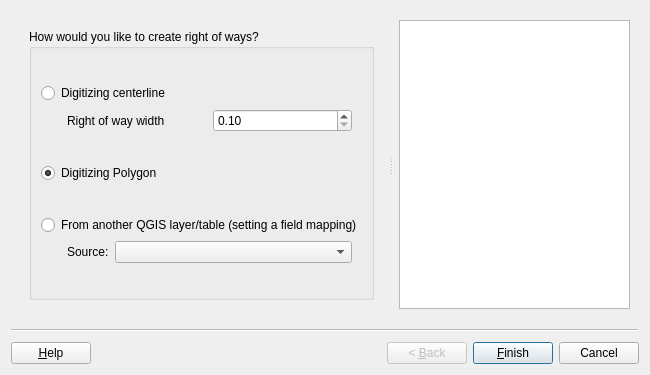
Qt form asistente_ladm_col/ui/wiz_create_right_of_way_cadastre.ui (SwissTierrasColombia/Asistente-LADM-COL) before a commit.
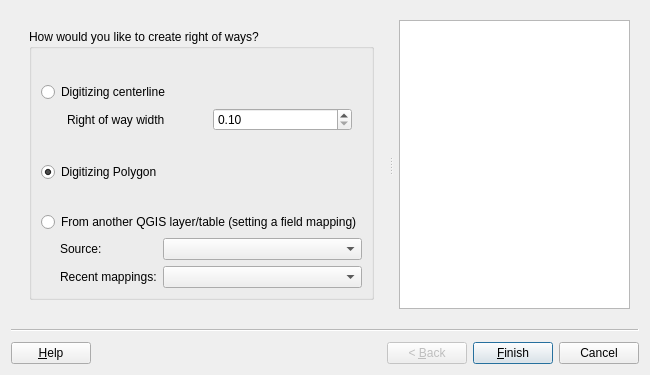
The same form after that commit. Custom widgets are drawn as their Qt base class.

Commit message: Add recent mappings to the module right of way

Diff of the .ui file:
```diff
--- a/asistente_ladm_col/ui/wiz_create_right_of_way_cadastre.ui
+++ b/asistente_ladm_col/ui/wiz_create_right_of_way_cadastre.ui
@@ -67,8 +67,28 @@
            <string>How would you like to create right of ways?</string>
           </property>
           <layout class="QGridLayout" name="gridLayout_3">
-           <item row="11" column="0">
-            <layout class="QHBoxLayout" name="horizontalLayout_3">
+           <item row="0" column="0" colspan="2">
+            <spacer name="verticalSpacer">
+             <property name="orientation">
+              <enum>Qt::Vertical</enum>
+             </property>
+             <property name="sizeHint" stdset="0">
+              <size>
+               <width>20</width>
+               <height>40</height>
+              </size>
+             </property>
+            </spacer>
+           </item>
+           <item row="1" column="0" colspan="2">
+            <widget class="QRadioButton" name="rad_digitizing_line">
+             <property name="text">
+              <string>Digitizing centerline</string>
+             </property>
+            </widget>
+           </item>
+           <item row="2" column="0" colspan="2">
+            <layout class="QHBoxLayout" name="horizontalLayout">
              <property name="leftMargin">
               <number>26</number>
              </property>
@@ -76,6 +96,89 @@
               <number>10</number>
              </property>
              <item>
+              <widget class="QLabel" name="lbl_width">
+               <property name="text">
+                <string>Right of way width</string>
+               </property>
+              </widget>
+             </item>
+             <item>
+              <widget class="QDoubleSpinBox" name="width_line_edit">
+               <property name="minimum">
+                <double>0.100000000000000</double>
+               </property>
+               <property name="maximum">
+                <double>10000.000000000000000</double>
+               </property>
+              </widget>
+             </item>
+            </layout>
+           </item>
+           <item row="3" column="0" colspan="2">
+            <spacer name="verticalSpacer_2">
+             <property name="orientation">
+              <enum>Qt::Vertical</enum>
+             </property>
+             <property name="sizeHint" stdset="0">
+              <size>
+               <width>20</width>
+               <height>40</height>
+              </size>
+             </property>
+            </spacer>
+           </item>
+           <item row="4" column="0" colspan="2">
+            <widget class="QRadioButton" name="rad_digitizing">
+             <property name="text">
+              <string>Digitizing Polygon</string>
+             </property>
+             <property name="checked">
+              <bool>true</bool>
+             </property>
+            </widget>
+           </item>
+           <item row="5" column="0" colspan="2">
+            <spacer name="verticalSpacer_4">
+             <property name="orientation">
+              <enum>Qt::Vertical</enum>
+             </property>
+             <property name="sizeHint" stdset="0">
+              <size>
+               <width>20</width>
+               <height>40</height>
+              </size>
+             </property>
+            </spacer>
+           </item>
+           <item row="6" column="0" colspan="2">
+            <widget class="QRadioButton" name="rad_refactor">
+             <property name="enabled">
+              <bool>true</bool>
+             </property>
+             <property name="text">
+              <string>From another QGIS layer/table (setting a field mapping)</string>
+             </property>
+            </widget>
+           </item>
+           <item row="7" column="0">
+            <spacer name="horizontalSpacer">
+             <property name="orientation">
+              <enum>Qt::Horizontal</enum>
+             </property>
+             <property name="sizeType">
+              <enum>QSizePolicy::Minimum</enum>
+             </property>
+             <property name="sizeHint" stdset="0">
+              <size>
+               <width>13</width>
+               <height>20</height>
+              </size>
+             </property>
+            </spacer>
+           </item>
+           <item row="7" column="1">
+            <layout class="QGridLayout" name="gridLayout_2">
+             <item row="0" column="0">
               <widget class="QLabel" name="lbl_refactor_source">
                <property name="sizePolicy">
                 <sizepolicy hsizetype="Preferred" vsizetype="Preferred">
@@ -88,7 +191,7 @@
                </property>
               </widget>
              </item>
-             <item>
+             <item row="0" column="1">
               <widget class="QgsMapLayerComboBox" name="mMapLayerComboBox">
                <property name="sizePolicy">
                 <sizepolicy hsizetype="Expanding" vsizetype="Fixed">
@@ -110,111 +213,15 @@
                </property>
               </widget>
              </item>
-            </layout>
-           </item>
-           <item row="0" column="0">
-            <spacer name="verticalSpacer">
-             <property name="orientation">
-              <enum>Qt::Vertical</enum>
-             </property>
-             <property name="sizeHint" stdset="0">
-              <size>
-               <width>20</width>
-               <height>40</height>
-              </size>
-             </property>
-            </spacer>
-           </item>
-           <item row="10" column="0">
-            <widget class="QRadioButton" name="rad_refactor">
-             <property name="enabled">
-              <bool>true</bool>
-             </property>
-             <property name="text">
-              <string>From another QGIS layer/table (setting a field mapping)</string>
-             </property>
-            </widget>
-           </item>
-           <item row="7" column="0">
-            <spacer name="verticalSpacer_2">
-             <property name="orientation">
-              <enum>Qt::Vertical</enum>
-             </property>
-             <property name="sizeHint" stdset="0">
-              <size>
-               <width>20</width>
-               <height>40</height>
-              </size>
-             </property>
-            </spacer>
-           </item>
-           <item row="12" column="0">
-            <spacer name="verticalSpacer_3">
-             <property name="orientation">
-              <enum>Qt::Vertical</enum>
-             </property>
-             <property name="sizeHint" stdset="0">
-              <size>
-               <width>20</width>
-               <height>40</height>
-              </size>
-             </property>
-            </spacer>
-           </item>
-           <item row="9" column="0">
-            <spacer name="verticalSpacer_4">
-             <property name="orientation">
-              <enum>Qt::Vertical</enum>
-             </property>
-             <property name="sizeHint" stdset="0">
-              <size>
-               <width>20</width>
-               <height>40</height>
-              </size>
-             </property>
-            </spacer>
-           </item>
-           <item row="1" column="0">
-            <widget class="QRadioButton" name="rad_digitizing_line">
-             <property name="text">
-              <string>Digitizing centerline</string>
-             </property>
-            </widget>
-           </item>
-           <item row="8" column="0">
-            <widget class="QRadioButton" name="rad_digitizing">
-             <property name="text">
-              <string>Digitizing Polygon</string>
-             </property>
-             <property name="checked">
-              <bool>true</bool>
-             </property>
-            </widget>
-           </item>
-           <item row="6" column="0">
-            <layout class="QHBoxLayout" name="horizontalLayout">
-             <property name="leftMargin">
-              <number>26</number>
-             </property>
-             <property name="rightMargin">
-              <number>10</number>
-             </property>
-             <item>
-              <widget class="QLabel" name="lbl_width">
+             <item row="1" column="0">
+              <widget class="QLabel" name="lbl_field_mapping">
                <property name="text">
-                <string>Right of way width</string>
+                <string>Recent mappings:</string>
                </property>
               </widget>
              </item>
-             <item>
-              <widget class="QDoubleSpinBox" name="width_line_edit">
-               <property name="minimum">
-                <double>0.100000000000000</double>
-               </property>
-               <property name="maximum">
-                <double>10000.000000000000000</double>
-               </property>
-              </widget>
+             <item row="1" column="1">
+              <widget class="QComboBox" name="cbo_mapping"/>
              </item>
             </layout>
            </item>
```
Left out of the diff: 4 changed lines with no effect on the pictures. The commit also changes 2 other files.
